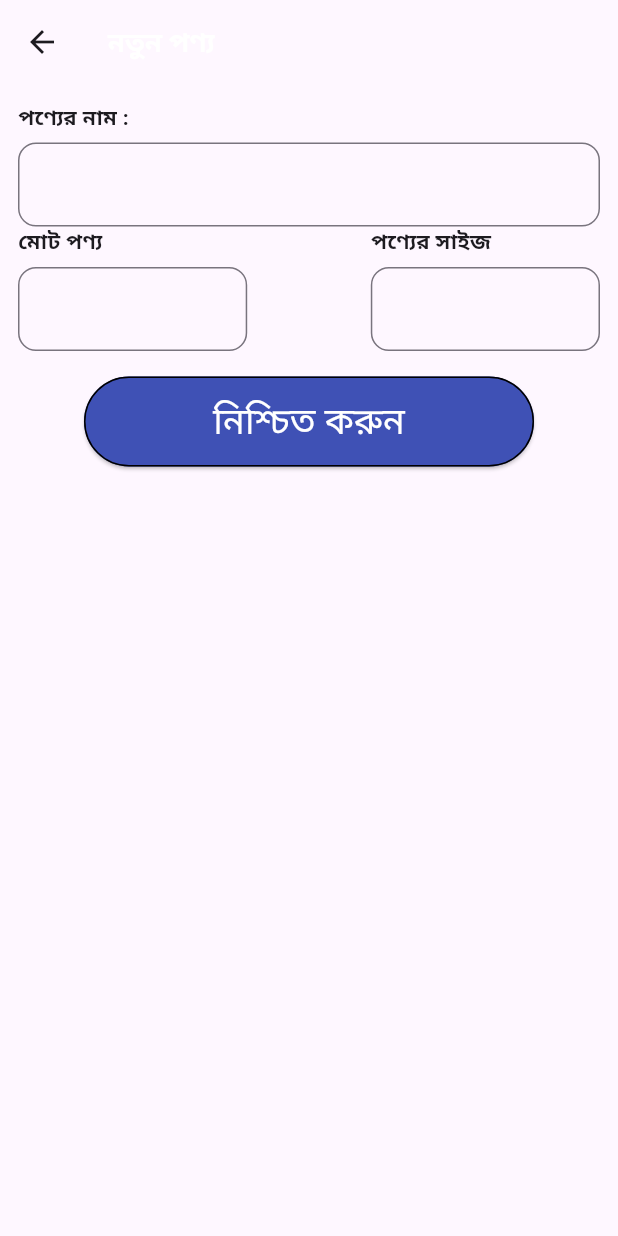
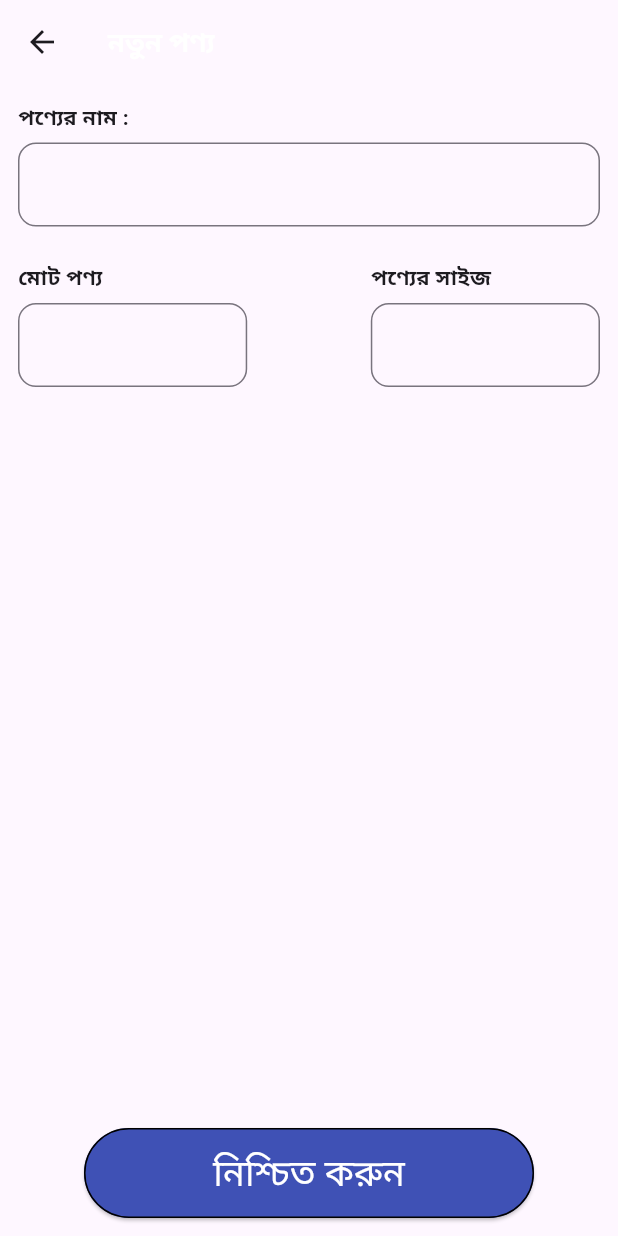
Before and after one commit to MuhammadMehediMNCS/Product-Info-App, a Flutter app: the screen it shows after launch, after a tap on the "add shopping cart" icon, on a phone screen of 412 x 824 dp. Run offline on Flutter 3.47's test engine with Material 3 defaults, Android fonts, the phone set to English and light mode, and no system bars; our stand-ins replace get.

Commit message:
file edited

```diff
--- /dev/null
+++ b/lib/controller/product_controller.dart
@@ -0,0 +1,10 @@
+import 'package:get/get.dart';
+import 'package:product_info/model/products.dart';
+
+class ProductController extends GetxController {
+  var productList = <Products>[].obs;
+
+  void addProduct(Products products) {
+    productList.add(products);
+  }
+}
--- a/lib/main.dart
+++ b/lib/main.dart
@@ -1,9 +1,12 @@
 import 'package:flutter/material.dart';
 import 'package:get/get.dart';
+import 'package:product_info/controller/product_controller.dart';
 import 'package:product_info/page/calculator_page.dart';
 import 'package:product_info/page/product_page.dart';
 
 void main() {
+  Get.put(ProductController());
+
   runApp(const MyApp());
 }
 
--- /dev/null
+++ b/lib/model/products.dart
@@ -0,0 +1,7 @@
+class Products {
+  String? name;
+  String? total;
+  String? size;
+
+  Products({this.name, this.total, this.size});
+}
--- a/lib/screen/add_product_screen.dart
+++ b/lib/screen/add_product_screen.dart
@@ -1,4 +1,7 @@
 import 'package:flutter/material.dart';
+import 'package:get/get.dart';
+import 'package:product_info/controller/product_controller.dart';
+import 'package:product_info/model/products.dart';
 import 'package:product_info/widget/button_widget.dart';
 import 'package:product_info/widget/text_field_widget.dart';
 
@@ -14,6 +17,7 @@ class _AddProductScreenState extends State<AddProductScreen> {
   TextEditingController totalProduct = TextEditingController();
   TextEditingController productSize = TextEditingController();
 
+  final ProductController productController = Get.put(ProductController());
 
   @override
   Widget build(BuildContext context) {
@@ -25,11 +29,15 @@ class _AddProductScreenState extends State<AddProductScreen> {
       body: Padding(
         padding: const EdgeInsets.all(12.0),
         child: Column(
+          mainAxisAlignment: MainAxisAlignment.spaceBetween,
           children: [
-            TextFieldWidget(
+            Column(
+              children: [
+                TextFieldWidget(
               title: 'পণ্যের নাম :',
               controller: productName
             ),
+            const SizedBox(height: 24.0),
             SizedBox(
               height: 100.0,
               child: Row(
@@ -50,9 +58,20 @@ class _AddProductScreenState extends State<AddProductScreen> {
                 ],
               ),
             ),
+              ],
+            ),
             ButtonWidget(
               title: 'নিশ্চিত করুন',
-              onPressed: () {}
+              onPressed: () {
+                productController.addProduct(
+                  Products(
+                    name: productName.text.isNotEmpty ? productName.text : null,
+                    total: totalProduct.text.isNotEmpty ? totalProduct.text : null,
+                    size: productSize.text.isNotEmpty ? productSize.text : null,
+                  ),
+                );
+                Get.back();
+              }
             )
           ],
         ),
--- a/pubspec.yaml
+++ b/pubspec.yaml
@@ -61,8 +61,7 @@ flutter:
 
   # To add assets to your application, add an assets section, like this:
   assets:
-    - images/product.png
-    - images/calculator.png
+    - images/
 
   # An image asset can refer to one or more resolution-specific "variants", see
   # https://flutter.dev/assets-and-images/#resolution-aware
```
Also changed, not shown: lib/page/product_page.dart (+28 -0 lines), images/buy.png (added), images/edit.png (added), images/recipe.png (added), images/sale.png (added).
